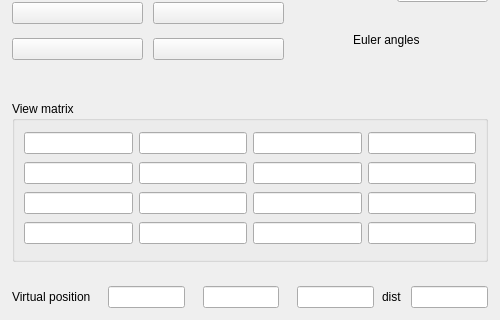
Before: the Qt Designer form iraspa/iraspagui/cameracameraform.ui in iRASPA/iRASPA-QT, drawn with Qt 5; both pictures show x 0 to 500 and y 281 to 601 of the 500 by 601 pixel window.
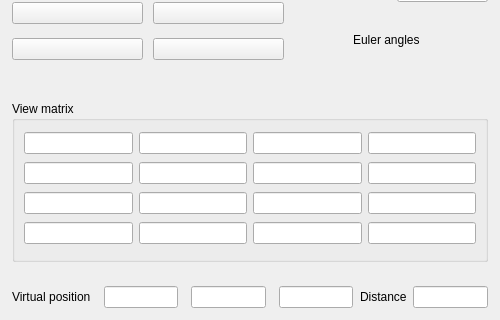
After: the same form once the commit is applied. Custom widgets are drawn as their Qt base class.

What changed in the file:
```diff
--- a/iraspa/iraspagui/cameracameraform.ui
+++ b/iraspa/iraspagui/cameracameraform.ui
@@ -926,7 +926,7 @@
      <item>
       <widget class="QLabel" name="label">
        <property name="text">
-        <string>dist</string>
+        <string>Distance</string>
        </property>
       </widget>
      </item>
```
